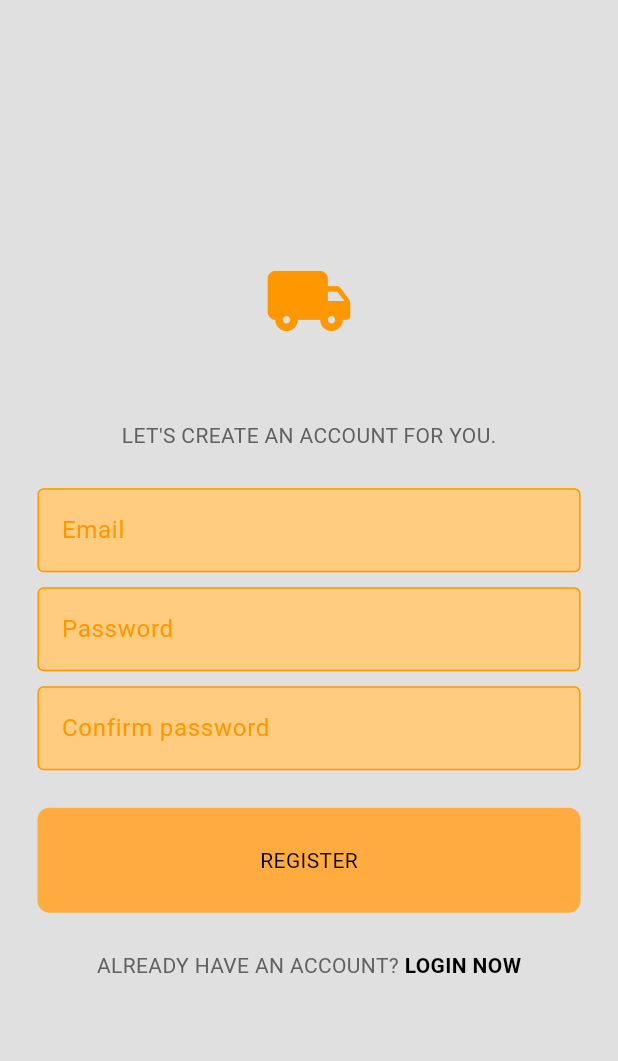
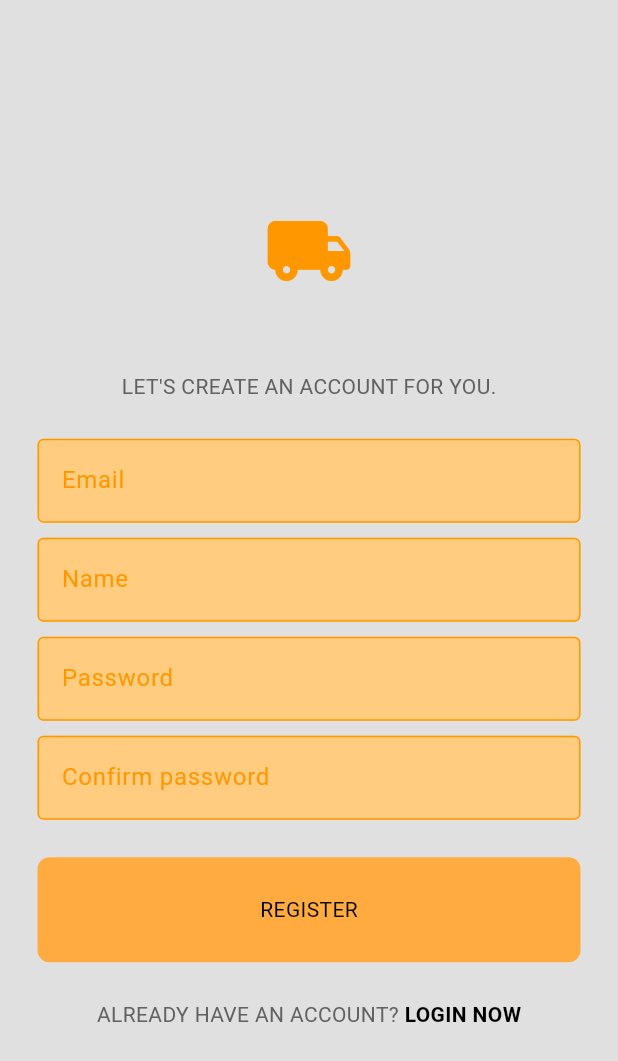
Before and after one commit to RaphaelChevallier/PackAndSend, a Flutter app: the screen it shows after launch, after a tap on "REGISTER NOW", on a phone screen of 412 x 824 dp. Shown: the top 1061 px of the screen. Run offline on Flutter 3.47's test engine with Material 3 defaults, Android fonts, the light colour scheme and no system bars; drawn by our look-alikes of flutter_platform_widgets; our stand-ins replace supabase_flutter; accounts and stored records are empty; network calls fail.

Commit message:
latest updates

```diff
--- a/pack_and_send/lib/auth/auth_gate.dart
+++ b/pack_and_send/lib/auth/auth_gate.dart
@@ -1,7 +1,7 @@
 import 'package:flutter/material.dart';
 import 'package:pack_and_send/auth/login_or_register.dart';
-import 'package:pack_and_send/main.dart';
 import 'package:pack_and_send/pages/home.dart';
+import 'package:supabase_flutter/supabase_flutter.dart';
 
 class AuthGate extends StatelessWidget {
   const AuthGate({super.key});
@@ -10,21 +10,22 @@ class AuthGate extends StatelessWidget {
   Widget build(BuildContext context) {
     return Scaffold(
       body: StreamBuilder(
-          stream: supabase.auth.onAuthStateChange,
+          stream: Supabase.instance.client.auth.onAuthStateChange,
           builder: (context, snapshot) {
             if (snapshot.connectionState == ConnectionState.waiting) {
               return const Center(child: CircularProgressIndicator());
             } else if (snapshot.hasData) {
-              switch (snapshot.data!.event.toString()) {
-                case 'AuthChangeEvent.signedIn':
+              final event = snapshot.data!.event;
+              final session = snapshot.data!.session;
+
+              switch (event) {
+                case AuthChangeEvent.signedIn:
                   return const HomePage();
-                case 'AuthChangeEvent.signedOut':
-                  return const LoginOrRegister();
-                case 'AuthChangeEvent.initialSession':
+                case AuthChangeEvent.signedOut:
+                case AuthChangeEvent.initialSession:
                   return const LoginOrRegister();
                 default:
-                  throw UnimplementedError(
-                      '${snapshot.data!.event} event has not been handled.');
+                  return const LoginOrRegister();
               }
             } else {
               return const LoginOrRegister();
--- a/pack_and_send/lib/auth/auth_service.dart
+++ b/pack_and_send/lib/auth/auth_service.dart
@@ -18,12 +18,11 @@ class AuthService {
   }
 
   //signup
-  Future<AuthResponse> signUpWithEmailPassword(String email, password) async {
+  Future<AuthResponse> signUpWithEmailPassword(
+      String email, password, name) async {
     try {
-      final AuthResponse res = await supabase.auth.signUp(
-        email: email,
-        password: password,
-      );
+      final AuthResponse res = await supabase.auth
+          .signUp(email: email, password: password, data: {"name": name});
       final Session? session = res.session;
       final User? user = res.user;
       return res;
--- a/pack_and_send/lib/pages/register_page/register_page_mobile_body.dart
+++ b/pack_and_send/lib/pages/register_page/register_page_mobile_body.dart
@@ -6,6 +6,7 @@ import 'package:pack_and_send/components/my_textfield.dart';
 
 class RegisterPageMobileScaffold extends StatelessWidget {
   final TextEditingController _emailController = TextEditingController();
+  final TextEditingController _name = TextEditingController();
   final TextEditingController _passwordController = TextEditingController();
   final TextEditingController _confirmPasswordController =
       TextEditingController();
@@ -18,7 +19,7 @@ class RegisterPageMobileScaffold extends StatelessWidget {
     if (_passwordController.text == _confirmPasswordController.text) {
       try {
         await authService.signUpWithEmailPassword(
-            _emailController.text, _passwordController.text);
+            _emailController.text, _passwordController.text, _name.text);
       } catch (e) {
         if (context.mounted) {
           showDialog(
@@ -63,6 +64,12 @@ class RegisterPageMobileScaffold extends StatelessWidget {
             ),
             const SizedBox(height: 10),
             MyTextField(
+              hintText: "Name",
+              obscureText: false,
+              controller: _name,
+            ),
+            const SizedBox(height: 10),
+            MyTextField(
               hintText: "Password",
               obscureText: true,
               controller: _passwordController,
```
Also changed, not shown: pack_and_send/lib/components/my_drawer.dart (+52 -1 lines), pack_and_send/lib/pages/home.dart (+1 -14 lines), pack_and_send/lib/pages/settings_page/settings_page_desktop_body.dart (added, +26 -0 lines), pack_and_send/lib/pages/settings_page/settings_page_mobile_body.dart (added, +14 -0 lines), pack_and_send/lib/pages/settings_page/settings_page_tablet_body.dart (added, +26 -0 lines).
